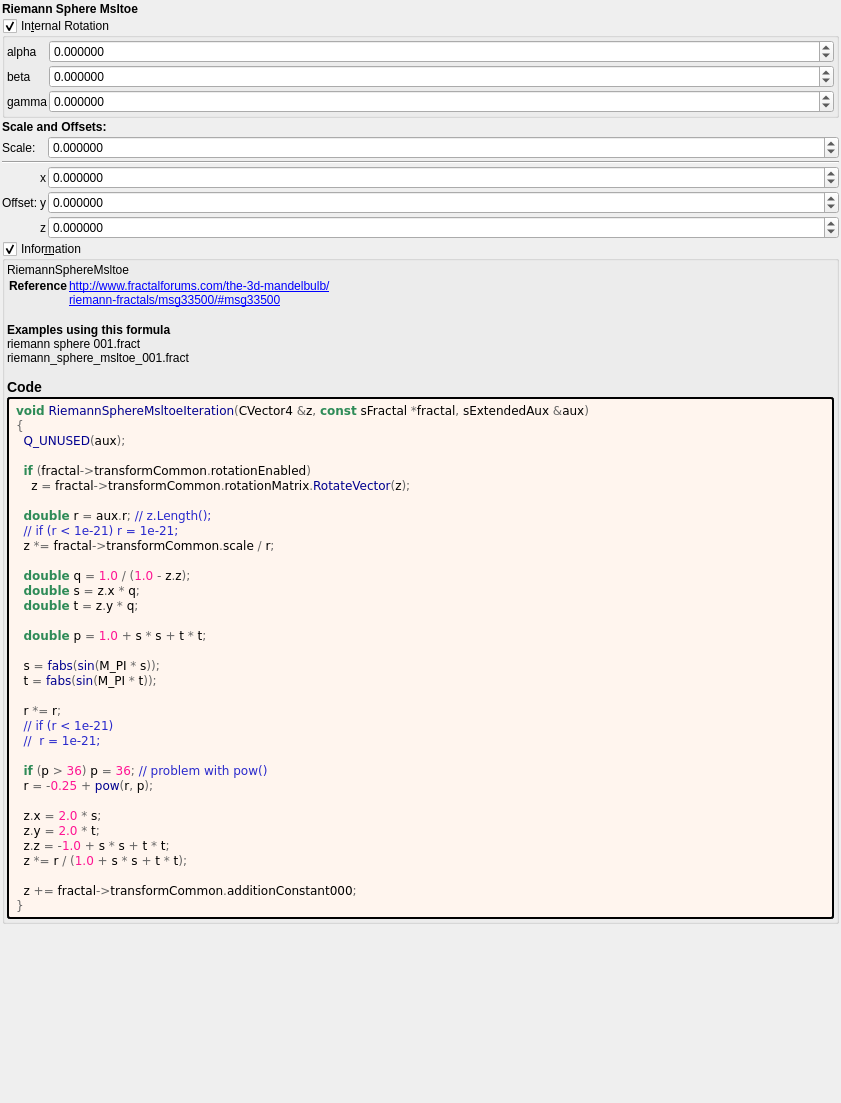
Above: mandelbulber2/formula/ui/riemann_sphere_msltoe.ui from buddhi1980/mandelbulber2 before the change. Below: the same form after it.
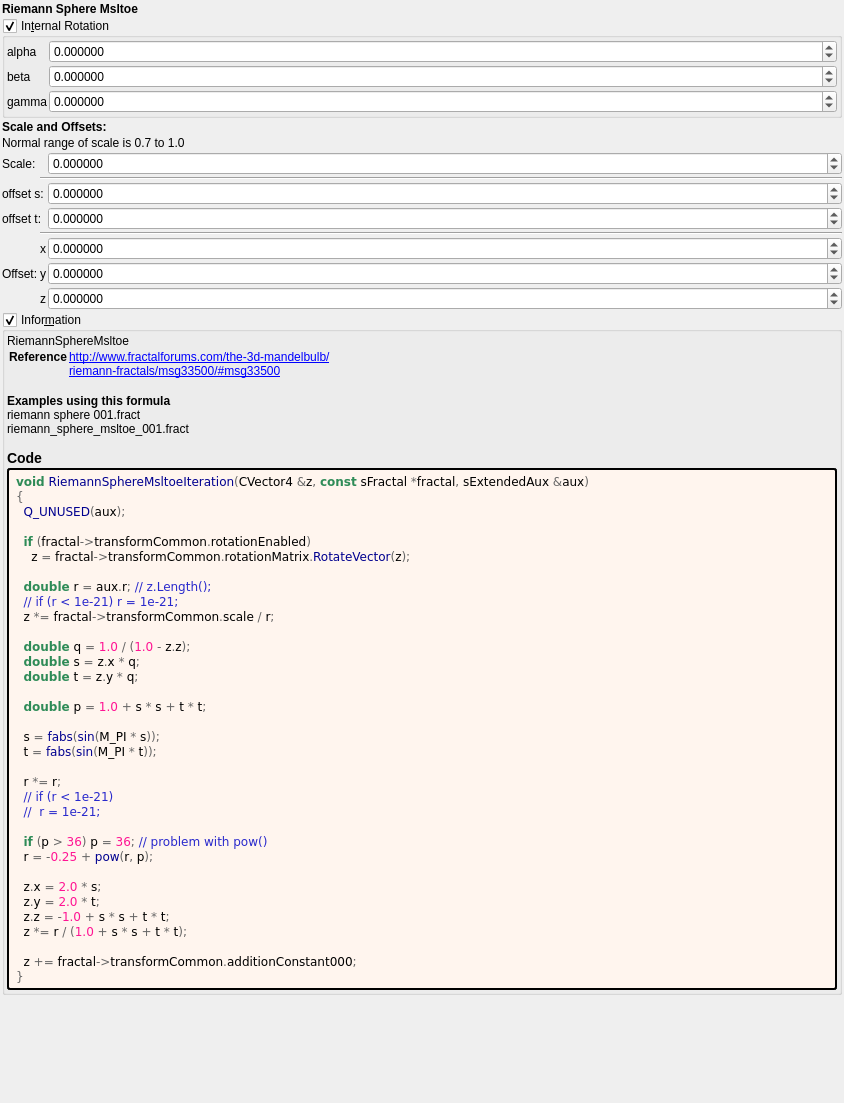
That is the form after the change. Custom widgets are drawn as their Qt base class.

Commit message: update reimann_sphere_msltoe

The edit to the form file:
```diff
--- a/mandelbulber2/formula/ui/riemann_sphere_msltoe.ui
+++ b/mandelbulber2/formula/ui/riemann_sphere_msltoe.ui
@@ -6,7 +6,7 @@
    <rect>
     <x>0</x>
     <y>0</y>
-    <width>841</width>
+    <width>844</width>
     <height>1103</height>
    </rect>
   </property>
@@ -194,165 +194,249 @@
      </property>
     </widget>
    </item>
+   <item>
+    <widget class="QLabel" name="label_257">
+     <property name="text">
+      <string>Normal range of scale is 0.7 to 1.0</string>
+     </property>
+    </widget>
+   </item>
    <item>
     <layout class="QGridLayout" name="gridLayout_63" columnstretch="0,0,0,1">
      <property name="spacing">
       <number>2</number>
      </property>
-     <item row="3" column="3">
-      <widget class="MyDoubleSpinBox" name="spinbox3_transf_addition_constant_x">
-       <property name="sizePolicy">
-        <sizepolicy hsizetype="Minimum" vsizetype="Maximum">
-         <horstretch>0</horstretch>
-         <verstretch>0</verstretch>
-        </sizepolicy>
-       </property>
-       <property name="prefix">
-        <string/>
-       </property>
-       <property name="suffix">
-        <string/>
-       </property>
-       <property name="decimals">
-        <number>6</number>
-       </property>
-       <property name="minimum">
-        <double>-99.989999999999995</double>
-       </property>
-       <property name="maximum">
-        <double>99.989999999999995</double>
-       </property>
-       <property name="singleStep">
-        <double>0.100000000000000</double>
-       </property>
-      </widget>
-     </item>
-     <item row="2" column="1" colspan="3">
-      <widget class="Line" name="line_55">
-       <property name="orientation">
-        <enum>Qt::Horizontal</enum>
-       </property>
-      </widget>
-     </item>
-     <item row="5" column="3">
-      <widget class="MyDoubleSpinBox" name="spinbox3_transf_addition_constant_z">
-       <property name="sizePolicy">
-        <sizepolicy hsizetype="Minimum" vsizetype="Maximum">
-         <horstretch>0</horstretch>
-         <verstretch>0</verstretch>
-        </sizepolicy>
-       </property>
-       <property name="prefix">
-        <string/>
-       </property>
-       <property name="suffix">
-        <string/>
-       </property>
-       <property name="decimals">
-        <number>6</number>
-       </property>
-       <property name="minimum">
-        <double>-99.989999999999995</double>
-       </property>
-       <property name="maximum">
-        <double>99.989999999999995</double>
-       </property>
-       <property name="singleStep">
-        <double>0.100000000000000</double>
-       </property>
-      </widget>
-     </item>
-     <item row="1" column="3">
-      <widget class="MyDoubleSpinBox" name="spinbox_transf_scale">
-       <property name="sizePolicy">
-        <sizepolicy hsizetype="Minimum" vsizetype="Maximum">
-         <horstretch>0</horstretch>
-         <verstretch>0</verstretch>
-        </sizepolicy>
-       </property>
-       <property name="prefix">
-        <string/>
-       </property>
-       <property name="suffix">
-        <string/>
-       </property>
-       <property name="decimals">
-        <number>6</number>
-       </property>
-       <property name="minimum">
-        <double>-99.989999999999995</double>
-       </property>
-       <property name="maximum">
-        <double>99.989999999999995</double>
-       </property>
-       <property name="singleStep">
-        <double>0.100000000000000</double>
-       </property>
-      </widget>
-     </item>
-     <item row="1" column="1">
-      <widget class="QLabel" name="label_251">
-       <property name="text">
-        <string>Scale:</string>
-       </property>
-      </widget>
-     </item>
-     <item row="4" column="3">
-      <widget class="MyDoubleSpinBox" name="spinbox3_transf_addition_constant_y">
-       <property name="sizePolicy">
-        <sizepolicy hsizetype="Minimum" vsizetype="Maximum">
-         <horstretch>0</horstretch>
-         <verstretch>0</verstretch>
-        </sizepolicy>
-       </property>
-       <property name="prefix">
-        <string/>
-       </property>
-       <property name="suffix">
-        <string/>
-       </property>
-       <property name="decimals">
-        <number>6</number>
-       </property>
-       <property name="minimum">
-        <double>-99.989999999999995</double>
-       </property>
-       <property name="maximum">
-        <double>99.989999999999995</double>
-       </property>
-       <property name="singleStep">
-        <double>0.100000000000000</double>
-       </property>
-      </widget>
-     </item>
-     <item row="3" column="2">
+     <item row="6" column="2">
       <widget class="QLabel" name="label_112">
        <property name="text">
         <string notr="true">x</string>
        </property>
       </widget>
      </item>
-     <item row="5" column="2">
-      <widget class="QLabel" name="label_114">
-       <property name="text">
-        <string notr="true">z</string>
-       </property>
-      </widget>
-     </item>
-     <item row="4" column="1">
+     <item row="7" column="1">
       <widget class="QLabel" name="label_255">
        <property name="text">
         <string>Offset:</string>
        </property>
       </widget>
      </item>
-     <item row="4" column="2">
+     <item row="7" column="2">
       <widget class="QLabel" name="label_113">
        <property name="text">
         <string notr="true">y</string>
        </property>
       </widget>
      </item>
+     <item row="7" column="3">
+      <widget class="MyDoubleSpinBox" name="spinbox3_transf_addition_constant_y">
+       <property name="sizePolicy">
+        <sizepolicy hsizetype="Minimum" vsizetype="Maximum">
+         <horstretch>0</horstretch>
+         <verstretch>0</verstretch>
+        </sizepolicy>
+       </property>
+       <property name="prefix">
+        <string/>
+       </property>
+       <property name="suffix">
+        <string/>
+       </property>
+       <property name="decimals">
+        <number>6</number>
+       </property>
+       <property name="minimum">
+        <double>-99.989999999999995</double>
+       </property>
+       <property name="maximum">
+        <double>99.989999999999995</double>
+       </property>
+       <property name="singleStep">
+        <double>0.100000000000000</double>
+       </property>
+      </widget>
+     </item>
+     <item row="8" column="3">
+      <widget class="MyDoubleSpinBox" name="spinbox3_transf_addition_constant_z">
+       <property name="sizePolicy">
+        <sizepolicy hsizetype="Minimum" vsizetype="Maximum">
+         <horstretch>0</horstretch>
+         <verstretch>0</verstretch>
+        </sizepolicy>
+       </property>
+       <property name="prefix">
+        <string/>
+       </property>
+       <property name="suffix">
+        <string/>
+       </property>
+       <property name="decimals">
+        <number>6</number>
+       </property>
+       <property name="minimum">
+        <double>-99.989999999999995</double>
+       </property>
+       <property name="maximum">
+        <double>99.989999999999995</double>
+       </property>
+       <property name="singleStep">
+        <double>0.100000000000000</double>
+       </property>
+      </widget>
+     </item>
+     <item row="6" column="3">
+      <widget class="MyDoubleSpinBox" name="spinbox3_transf_addition_constant_x">
+       <property name="sizePolicy">
+        <sizepolicy hsizetype="Minimum" vsizetype="Maximum">
+         <horstretch>0</horstretch>
+         <verstretch>0</verstretch>
+        </sizepolicy>
+       </property>
+       <property name="prefix">
+        <string/>
+       </property>
+       <property name="suffix">
+        <string/>
+       </property>
+       <property name="decimals">
+        <number>6</number>
+       </property>
+       <property name="minimum">
+        <double>-99.989999999999995</double>
+       </property>
+       <property name="maximum">
+        <double>99.989999999999995</double>
+       </property>
+       <property name="singleStep">
+        <double>0.100000000000000</double>
+       </property>
+      </widget>
+     </item>
+     <item row="8" column="2">
+      <widget class="QLabel" name="label_114">
+       <property name="text">
+        <string notr="true">z</string>
+       </property>
+      </widget>
+     </item>
+     <item row="1" column="3">
+      <widget class="MyDoubleSpinBox" name="spinbox_transf_scale">
+       <property name="sizePolicy">
+        <sizepolicy hsizetype="Minimum" vsizetype="Maximum">
+         <horstretch>0</horstretch>
+         <verstretch>0</verstretch>
+        </sizepolicy>
+       </property>
+       <property name="prefix">
+        <string/>
+       </property>
+       <property name="suffix">
+        <string/>
+       </property>
+       <property name="decimals">
+        <number>6</number>
+       </property>
+       <property name="minimum">
+        <double>-99.989999999999995</double>
+       </property>
+       <property name="maximum">
+        <double>99.989999999999995</double>
+       </property>
+       <property name="singleStep">
+        <double>0.100000000000000</double>
+       </property>
+      </widget>
+     </item>
+     <item row="5" column="2" colspan="2">
+      <widget class="Line" name="line_56">
+       <property name="orientation">
+        <enum>Qt::Horizontal</enum>
+       </property>
+      </widget>
+     </item>
+     <item row="2" column="2" colspan="2">
+      <widget class="Line" name="line_55">
+       <property name="orientation">
+        <enum>Qt::Horizontal</enum>
+       </property>
+      </widget>
+     </item>
+     <item row="4" column="3">
+      <widget class="MyDoubleSpinBox" name="spinbox_transf_offsetB_0">
+       <property name="sizePolicy">
+        <sizepolicy hsizetype="Minimum" vsizetype="Maximum">
+         <horstretch>0</horstretch>
+         <verstretch>0</verstretch>
+        </sizepolicy>
+       </property>
+       <property name="prefix">
+        <string/>
+       </property>
+       <property name="suffix">
+        <string/>
+       </property>
+       <property name="decimals">
+        <number>6</number>
+       </property>
+       <property name="minimum">
+        <double>-100000.000000000000000</double>
+       </property>
+       <property name="maximum">
+        <double>100000.000000000000000</double>
+       </property>
+       <property name="singleStep">
+        <double>0.100000000000000</double>
+       </property>
+      </widget>
+     </item>
+     <item row="3" column="3">
+      <widget class="MyDoubleSpinBox" name="spinbox_transf_offsetA_0">
+       <property name="sizePolicy">
+        <sizepolicy hsizetype="Minimum" vsizetype="Maximum">
+         <horstretch>0</horstretch>
+         <verstretch>0</verstretch>
+        </sizepolicy>
+       </property>
+       <property name="prefix">
+        <string/>
+       </property>
+       <property name="suffix">
+        <string/>
+       </property>
+       <property name="decimals">
+        <number>6</number>
+       </property>
+       <property name="minimum">
+        <double>-100000.000000000000000</double>
+       </property>
+       <property name="maximum">
+        <double>100000.000000000000000</double>
+       </property>
+       <property name="singleStep">
+        <double>0.100000000000000</double>
+       </property>
+      </widget>
+     </item>
+     <item row="3" column="1" colspan="2">
+      <widget class="QLabel" name="label_140">
+       <property name="text">
+        <string>offset s:</string>
+       </property>
+      </widget>
+     </item>
+     <item row="4" column="1" colspan="2">
+      <widget class="QLabel" name="label_142">
+       <property name="text">
+        <string>offset t:</string>
+       </property>
+      </widget>
+     </item>
+     <item row="1" column="1" colspan="2">
+      <widget class="QLabel" name="label_251">
+       <property name="text">
+        <string>Scale:</string>
+       </property>
+      </widget>
+     </item>
     </layout>
    </item>
    <item>
```
Left out of the diff: 2 changed lines with no effect on the pictures. The commit also changes 1 other file.
